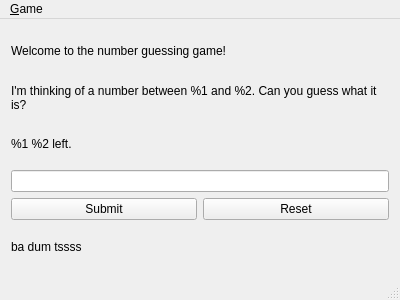
Qt form mainwindow.ui (Talon1024/NumberQuess) before a commit.
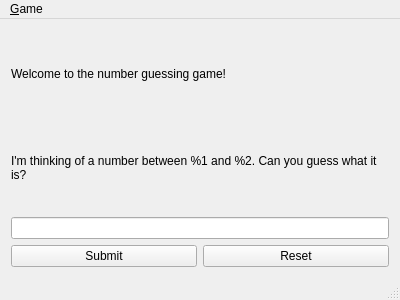
The same form after that commit.

Commit message:
Move lblGameStatus and lblAnsStatus to MainWindow.
Remove lblGameStatus and lblAnsStatus from MainWindow UI.
Add lblGameStatus and lblAnsStatus as fields of MainWindow class.

Diff of the .ui file:
```diff
--- a/mainwindow.ui
+++ b/mainwindow.ui
@@ -41,16 +41,6 @@
       </property>
      </widget>
     </item>
-    <item>
-     <widget class="QLabel" name="lblGameStatus">
-      <property name="text">
-       <string>%1 %2 left.</string>
-      </property>
-      <property name="textFormat">
-       <enum>Qt::PlainText</enum>
-      </property>
-     </widget>
-    </item>
     <item>
      <widget class="QLineEdit" name="txtUserInput"/>
     </item>
@@ -72,16 +62,6 @@
       </item>
      </layout>
     </item>
-    <item>
-     <widget class="QLabel" name="lblAnsStatus">
-      <property name="text">
-       <string>ba dum tssss</string>
-      </property>
-      <property name="textFormat">
-       <enum>Qt::PlainText</enum>
-      </property>
-     </widget>
-    </item>
    </layout>
   </widget>
   <widget class="QMenuBar" name="menuBar">
```
The commit also changes 2 other files.
